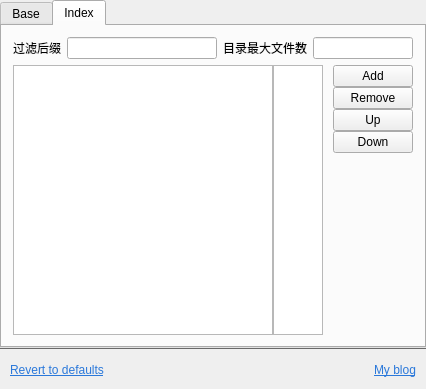
The window that src/view/SettingWidget.ui (tujiaw/Acc) describes before a commit, drawn with Qt 5.
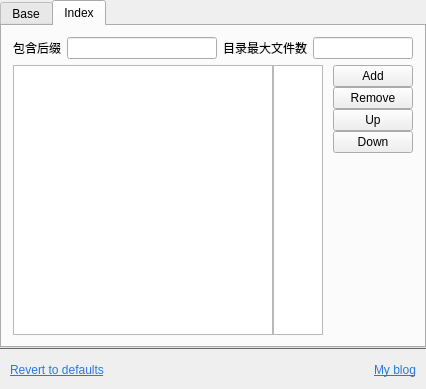
The same window after the commit. The open tabs and pages were chosen to show the change.

Patch:
```diff
--- a/src/view/SettingWidget.ui
+++ b/src/view/SettingWidget.ui
@@ -402,7 +402,7 @@
                 </size>
                </property>
                <property name="text">
-                <string>过滤后缀</string>
+                <string>包含后缀</string>
                </property>
               </widget>
              </item>
```
Left out of the diff: 2 changed lines with no effect on the pictures.
